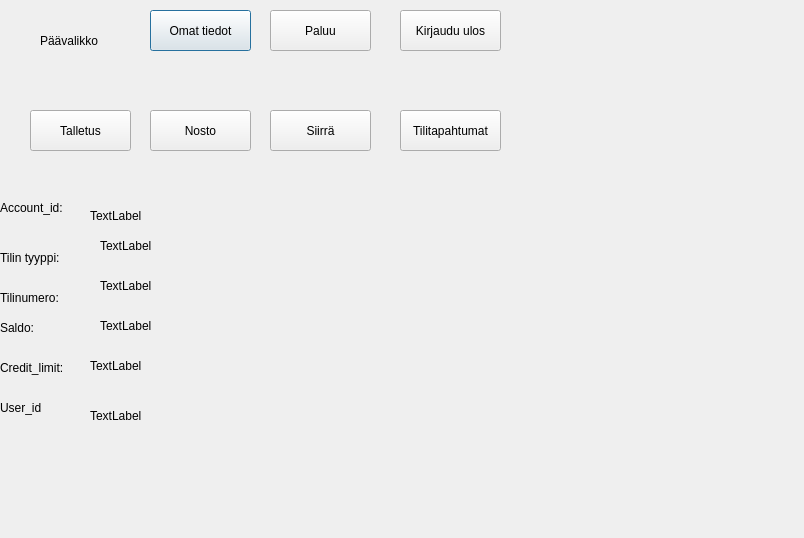
Qt form bank_automat/accountinfo.ui (25kmo-project/group_7) before a commit.
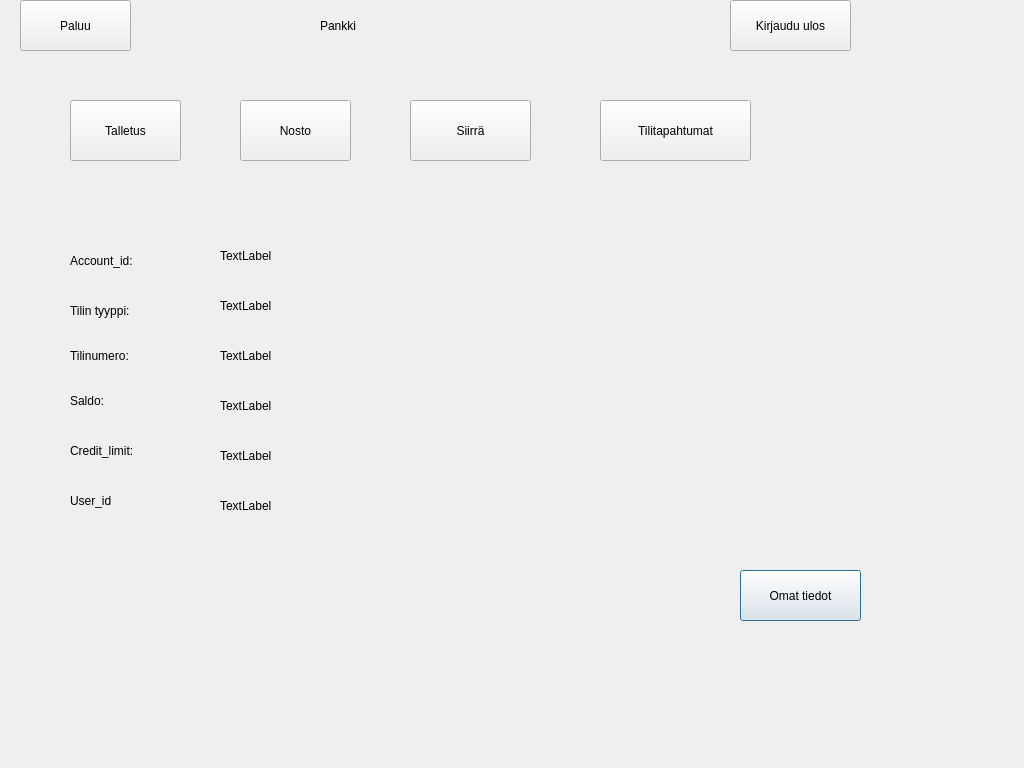
The same form after that commit.

```diff
--- a/bank_automat/accountinfo.ui
+++ b/bank_automat/accountinfo.ui
@@ -6,33 +6,45 @@
    <rect>
     <x>0</x>
     <y>0</y>
-    <width>804</width>
-    <height>538</height>
+    <width>1024</width>
+    <height>768</height>
    </rect>
   </property>
+  <property name="minimumSize">
+   <size>
+    <width>1024</width>
+    <height>768</height>
+   </size>
+  </property>
+  <property name="maximumSize">
+   <size>
+    <width>1920</width>
+    <height>1080</height>
+   </size>
+  </property>
   <property name="windowTitle">
    <string>Dialog</string>
   </property>
   <widget class="QLabel" name="labelUsername">
    <property name="geometry">
     <rect>
-     <x>40</x>
-     <y>20</y>
-     <width>111</width>
-     <height>41</height>
+     <x>320</x>
+     <y>10</y>
+     <width>261</width>
+     <height>31</height>
     </rect>
    </property>
    <property name="text">
-    <string>Päävalikko</string>
+    <string>Pankki</string>
    </property>
   </widget>
   <widget class="QPushButton" name="btnMyData">
    <property name="geometry">
     <rect>
-     <x>150</x>
-     <y>10</y>
-     <width>101</width>
-     <height>41</height>
+     <x>740</x>
+     <y>570</y>
+     <width>121</width>
+     <height>51</height>
     </rect>
    </property>
    <property name="text">
@@ -42,10 +54,10 @@
   <widget class="QPushButton" name="btnMyData_2">
    <property name="geometry">
     <rect>
-     <x>30</x>
-     <y>110</y>
-     <width>101</width>
-     <height>41</height>
+     <x>70</x>
+     <y>100</y>
+     <width>111</width>
+     <height>61</height>
     </rect>
    </property>
    <property name="text">
@@ -55,10 +67,10 @@
   <widget class="QPushButton" name="btnWithdraw">
    <property name="geometry">
     <rect>
-     <x>150</x>
-     <y>110</y>
-     <width>101</width>
-     <height>41</height>
+     <x>240</x>
+     <y>100</y>
+     <width>111</width>
+     <height>61</height>
     </rect>
    </property>
    <property name="text">
@@ -68,10 +80,10 @@
   <widget class="QPushButton" name="btnMyData_4">
    <property name="geometry">
     <rect>
-     <x>400</x>
-     <y>110</y>
-     <width>101</width>
-     <height>41</height>
+     <x>600</x>
+     <y>100</y>
+     <width>151</width>
+     <height>61</height>
     </rect>
    </property>
    <property name="text">
@@ -81,9 +93,9 @@
   <widget class="QLabel" name="labelID">
    <property name="geometry">
     <rect>
-     <x>90</x>
-     <y>200</y>
-     <width>131</width>
+     <x>220</x>
+     <y>240</y>
+     <width>161</width>
      <height>31</height>
     </rect>
    </property>
@@ -94,9 +106,9 @@
   <widget class="QLabel" name="labelBalance">
    <property name="geometry">
     <rect>
-     <x>100</x>
-     <y>310</y>
-     <width>121</width>
+     <x>220</x>
+     <y>390</y>
+     <width>161</width>
      <height>31</height>
     </rect>
    </property>
@@ -107,9 +119,9 @@
   <widget class="QLabel" name="labelCreditLimit">
    <property name="geometry">
     <rect>
-     <x>90</x>
-     <y>350</y>
-     <width>131</width>
+     <x>220</x>
+     <y>440</y>
+     <width>161</width>
      <height>31</height>
     </rect>
    </property>
@@ -120,10 +132,10 @@
   <widget class="QLabel" name="labelUserID">
    <property name="geometry">
     <rect>
-     <x>90</x>
-     <y>400</y>
-     <width>131</width>
-     <height>31</height>
+     <x>220</x>
+     <y>480</y>
+     <width>161</width>
+     <height>51</height>
     </rect>
    </property>
    <property name="text">
@@ -133,9 +145,9 @@
   <widget class="QLabel" name="labelType">
    <property name="geometry">
     <rect>
-     <x>100</x>
-     <y>230</y>
-     <width>131</width>
+     <x>220</x>
+     <y>290</y>
+     <width>161</width>
      <height>31</height>
     </rect>
    </property>
@@ -146,9 +158,9 @@
   <widget class="QLabel" name="labelNumber">
    <property name="geometry">
     <rect>
-     <x>100</x>
-     <y>270</y>
-     <width>131</width>
+     <x>220</x>
+     <y>340</y>
+     <width>161</width>
      <height>31</height>
     </rect>
    </property>
@@ -159,12 +171,18 @@
   <widget class="QLabel" name="label">
    <property name="geometry">
     <rect>
-     <x>0</x>
-     <y>200</y>
-     <width>71</width>
-     <height>16</height>
+     <x>70</x>
+     <y>240</y>
+     <width>111</width>
+     <height>41</height>
     </rect>
    </property>
+   <property name="maximumSize">
+    <size>
+     <width>1980</width>
+     <height>1080</height>
+    </size>
+   </property>
    <property name="text">
     <string>Account_id:</string>
    </property>
@@ -172,10 +190,10 @@
   <widget class="QLabel" name="label_2">
    <property name="geometry">
     <rect>
-     <x>0</x>
-     <y>360</y>
-     <width>71</width>
-     <height>16</height>
+     <x>70</x>
+     <y>430</y>
+     <width>111</width>
+     <height>41</height>
     </rect>
    </property>
    <property name="text">
@@ -185,10 +203,10 @@
   <widget class="QLabel" name="label_3">
    <property name="geometry">
     <rect>
-     <x>0</x>
-     <y>320</y>
-     <width>49</width>
-     <height>16</height>
+     <x>70</x>
+     <y>380</y>
+     <width>111</width>
+     <height>41</height>
     </rect>
    </property>
    <property name="text">
@@ -198,10 +216,10 @@
   <widget class="QLabel" name="label_4">
    <property name="geometry">
     <rect>
-     <x>0</x>
-     <y>250</y>
-     <width>81</width>
-     <height>16</height>
+     <x>70</x>
+     <y>290</y>
+     <width>111</width>
+     <height>41</height>
     </rect>
    </property>
    <property name="text">
@@ -211,10 +229,10 @@
   <widget class="QLabel" name="label_5">
    <property name="geometry">
     <rect>
-     <x>0</x>
-     <y>400</y>
-     <width>49</width>
-     <height>16</height>
+     <x>70</x>
+     <y>470</y>
+     <width>111</width>
+     <height>61</height>
     </rect>
    </property>
    <property name="text">
@@ -224,10 +242,10 @@
   <widget class="QLabel" name="label_6">
    <property name="geometry">
     <rect>
-     <x>0</x>
-     <y>290</y>
-     <width>61</width>
-     <height>16</height>
+     <x>70</x>
+     <y>340</y>
+     <width>111</width>
+     <height>31</height>
     </rect>
    </property>
    <property name="text">
@@ -237,10 +255,10 @@
   <widget class="QPushButton" name="btnMyData_5">
    <property name="geometry">
     <rect>
-     <x>270</x>
-     <y>110</y>
-     <width>101</width>
-     <height>41</height>
+     <x>410</x>
+     <y>100</y>
+     <width>121</width>
+     <height>61</height>
     </rect>
    </property>
    <property name="text">
@@ -250,10 +268,10 @@
   <widget class="QPushButton" name="btnMyData_3">
    <property name="geometry">
     <rect>
-     <x>270</x>
-     <y>10</y>
-     <width>101</width>
-     <height>41</height>
+     <x>20</x>
+     <y>0</y>
+     <width>111</width>
+     <height>51</height>
     </rect>
    </property>
    <property name="text">
@@ -263,10 +281,10 @@
   <widget class="QPushButton" name="btnMyData_6">
    <property name="geometry">
     <rect>
-     <x>400</x>
-     <y>10</y>
-     <width>101</width>
-     <height>41</height>
+     <x>730</x>
+     <y>0</y>
+     <width>121</width>
+     <height>51</height>
     </rect>
    </property>
    <property name="text">
```
